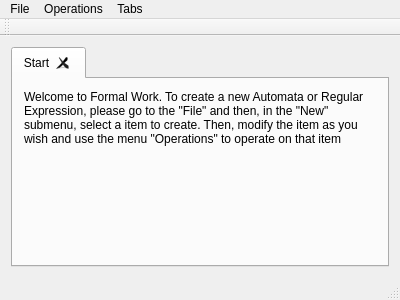
Qt form mainwindow.ui (fjorgemota/linguagens-formais-compiladores-ufsc-2017-1) before a commit.
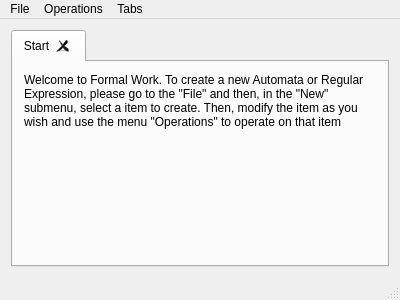
The same form after that commit.

Commit message: Remove unused toolbar

The edit to the form file:
```diff
--- a/mainwindow.ui
+++ b/mainwindow.ui
@@ -114,17 +114,6 @@
    <addaction name="menuOperations"/>
    <addaction name="menuTabs"/>
   </widget>
-  <widget class="QToolBar" name="toolBar">
-   <property name="windowTitle">
-    <string>toolBar</string>
-   </property>
-   <attribute name="toolBarArea">
-    <enum>TopToolBarArea</enum>
-   </attribute>
-   <attribute name="toolBarBreak">
-    <bool>false</bool>
-   </attribute>
-  </widget>
   <action name="actionNew">
    <property name="text">
     <string>New</string>
```
